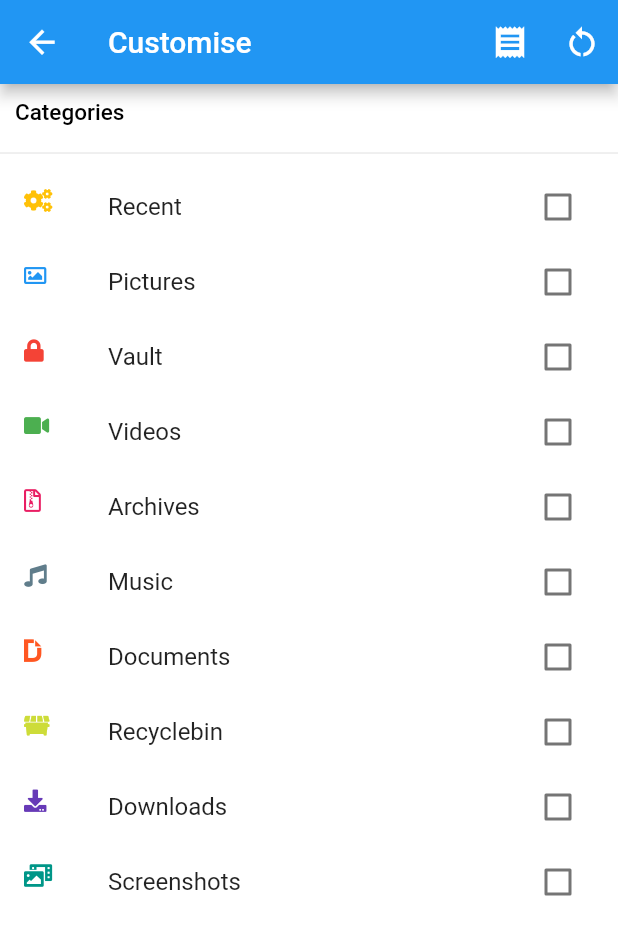
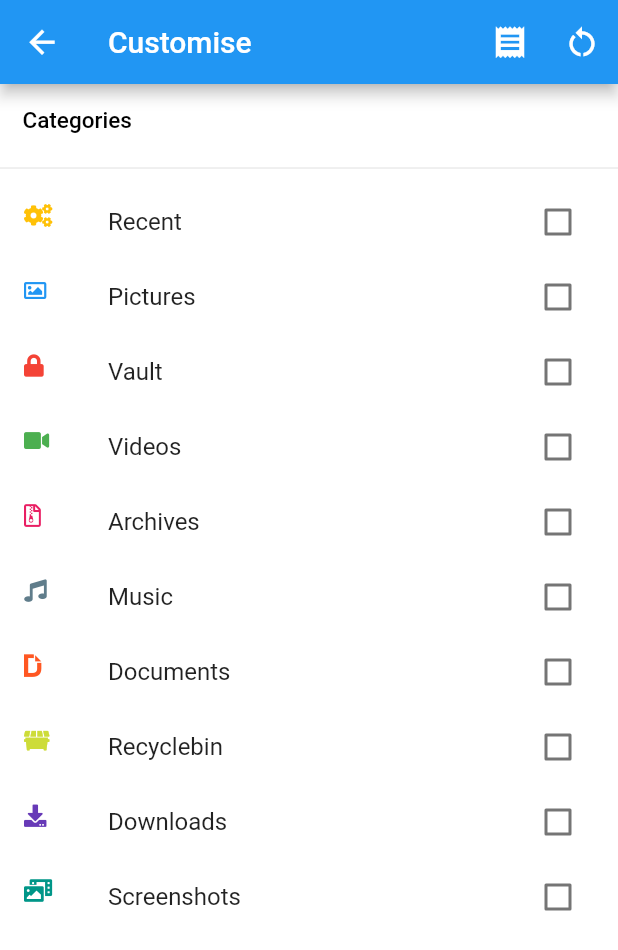
Before and after one commit to findsarfaraz/imagedeletor, a Flutter app: the FavoriteFolderScreen screen opened by its route, on a phone screen of 412 x 824 dp. Shown: the top 950 px of the screen. Run offline on Flutter 3.47's test engine with Material 2 defaults, Android fonts, the light colour scheme and no system bars; our stand-ins replace flutter_hooks, flutter_riverpod, font_awesome_flutter, google_fonts, hooks_riverpod, permission_handler and 2 more; missing offline and left inert: disk_space; accounts and stored records are empty.

Commit message:
Fixed padding issue in gridview

```diff
--- a/lib/model/folder_menu_settings.dart
+++ b/lib/model/folder_menu_settings.dart
@@ -12,7 +12,7 @@ class FolderViewModel extends ChangeNotifier {
       case 0:
         {
           if (menuSettings[0] == "0") {
-            menuSettings[0] = "1";
+            menuSettings[0]= "1";
             menuSettings[1] = "0";
             change = 0;
           }
@@ -153,7 +153,7 @@ class FolderViewModel extends ChangeNotifier {
             menuSettings[10] = "1";
             change = 0;
           }
-        }
+        }`
         break;
     }
     notifyListeners();
--- a/lib/screens/favorite_folder_screen.dart
+++ b/lib/screens/favorite_folder_screen.dart
@@ -42,7 +42,7 @@ class FolderListWidget extends ConsumerWidget {
       child: Column(children: [
         Container(
           alignment: Alignment.centerLeft,
-          margin: EdgeInsets.all(10),
+          margin: EdgeInsets.all(15),
           child: Text(
             'Categories',
             style: Theme.of(context).textTheme.headline1,
--- a/lib/widgets/folder_list_widget.dart
+++ b/lib/widgets/folder_list_widget.dart
@@ -77,6 +77,7 @@ class FolderListWidget extends ConsumerWidget {
           data.forEach((element) {
             element.type.toString();
           });
+
           if (data.isNotEmpty) {
             if (menuSettings[5] != '0') {
               int startMonth;
```
Also changed, not shown: lib/widgets/sliver_box_adapter_widget.dart (added, +9 -0 lines), 2 other files.
